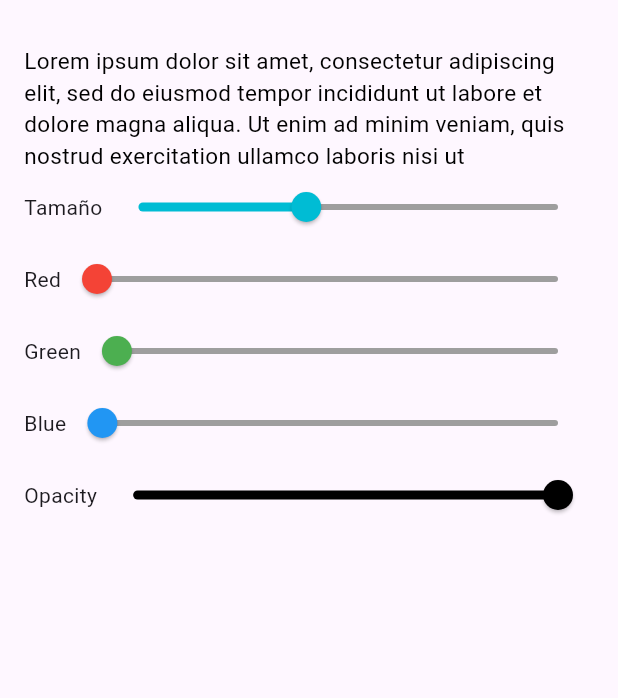
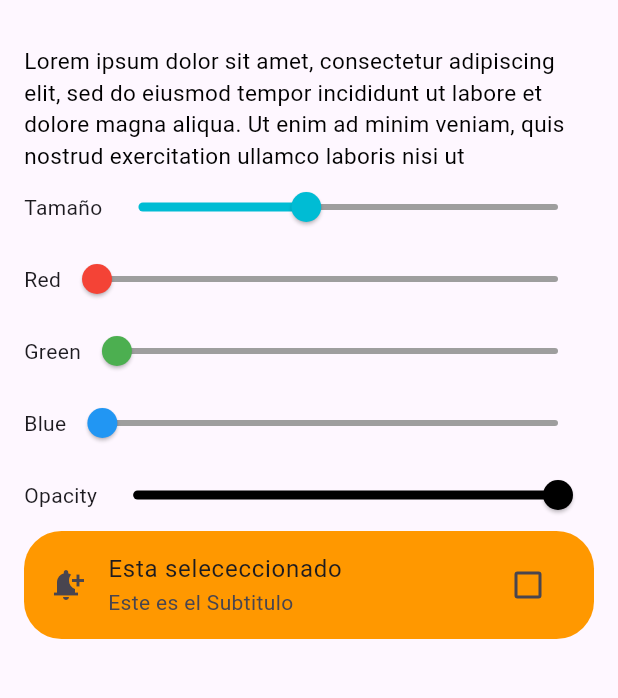
Before and after one commit to fr4nsgallegos/imcappg12, a Flutter app: the screen it shows after launch, on a phone screen of 412 x 824 dp, the part 63-761 px from its top. Run offline on Flutter 3.47's test engine with Material 3 defaults, Android fonts, the phone set to English and light mode, and no system bars.

Commit message:
checkbox

```diff
--- a/lib/pages/home_page.dart
+++ b/lib/pages/home_page.dart
@@ -85,6 +85,24 @@ class _HomePageState extends State<HomePage> {
             buildSliderRow(opacity, "Opacity", "o", Colors.black, (val) {
               opacity = val;
             }),
+
+            CheckboxListTile(
+              shape: RoundedRectangleBorder(
+                borderRadius: BorderRadius.circular(25),
+              ),
+              title: Text("Esta selececcionado "),
+              subtitle: Text("Este es el Subtitulo"),
+              secondary: Icon(Icons.notification_add),
+              enabled: true,
+              checkColor: Colors.red,
+              tileColor: Colors.orange,
+              value: isChecked,
+              onChanged: (bool? mandarina) {
+                isChecked = mandarina;
+                // print(isChecked);
+                setState(() {});
+              },
+            ),
           ],
         ),
       ),
```
